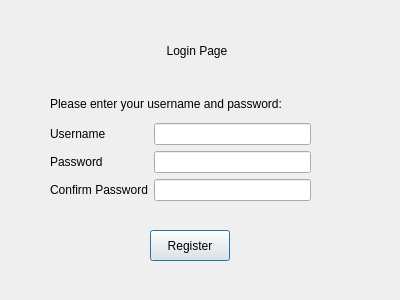
The window that register.ui (fatimanageh/cs2LabProject) describes before a commit, drawn with Qt 5.
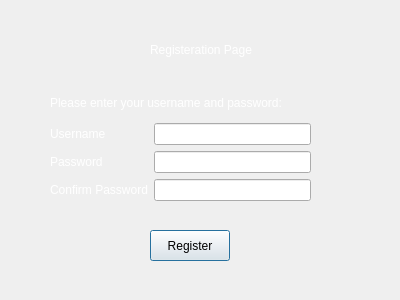
The same window after the commit.

What changed in the file:
```diff
--- a/register.ui
+++ b/register.ui
@@ -18,12 +18,12 @@
     <rect>
      <x>150</x>
      <y>40</y>
-     <width>81</width>
+     <width>141</width>
      <height>21</height>
     </rect>
    </property>
    <property name="text">
-    <string>     Login Page</string>
+    <string>&lt;html&gt;&lt;head/&gt;&lt;body&gt;&lt;p&gt;&lt;span style=&quot; color:#ffffff;&quot;&gt;     Registeration Page&lt;/span&gt;&lt;/p&gt;&lt;/body&gt;&lt;/html&gt;</string>
    </property>
   </widget>
   <widget class="QWidget" name="gridLayoutWidget">
@@ -39,21 +39,21 @@
     <item row="0" column="0" colspan="2">
      <widget class="QLabel" name="PleaseEnterLabel">
       <property name="text">
-       <string>Please enter your username and password:</string>
+       <string>&lt;html&gt;&lt;head/&gt;&lt;body&gt;&lt;p&gt;&lt;span style=&quot; color:#ffffff;&quot;&gt;Please enter your username and password:&lt;/span&gt;&lt;/p&gt;&lt;/body&gt;&lt;/html&gt;</string>
       </property>
      </widget>
     </item>
     <item row="1" column="0">
      <widget class="QLabel" name="UserLabel">
       <property name="text">
-       <string>Username</string>
+       <string>&lt;html&gt;&lt;head/&gt;&lt;body&gt;&lt;p&gt;&lt;span style=&quot; color:#ffffff;&quot;&gt;Username&lt;/span&gt;&lt;/p&gt;&lt;/body&gt;&lt;/html&gt;</string>
       </property>
      </widget>
     </item>
     <item row="2" column="0">
      <widget class="QLabel" name="passwordLabel">
       <property name="text">
-       <string>Password</string>
+       <string>&lt;html&gt;&lt;head/&gt;&lt;body&gt;&lt;p&gt;&lt;span style=&quot; color:#ffffff;&quot;&gt;Password&lt;/span&gt;&lt;/p&gt;&lt;/body&gt;&lt;/html&gt;</string>
       </property>
      </widget>
     </item>
@@ -66,7 +66,7 @@
     <item row="3" column="0">
      <widget class="QLabel" name="confirmlabel">
       <property name="text">
-       <string>Confirm Password</string>
+       <string>&lt;html&gt;&lt;head/&gt;&lt;body&gt;&lt;p&gt;&lt;span style=&quot; color:#ffffff;&quot;&gt;Confirm Password&lt;/span&gt;&lt;/p&gt;&lt;/body&gt;&lt;/html&gt;</string>
       </property>
      </widget>
     </item>
```
